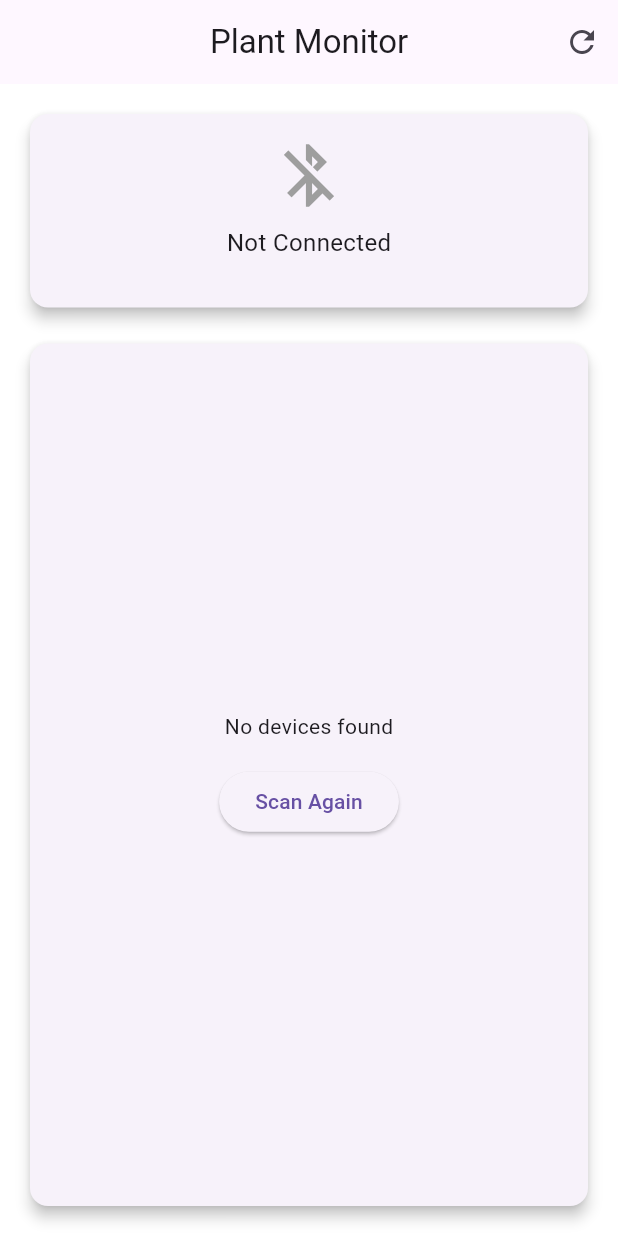
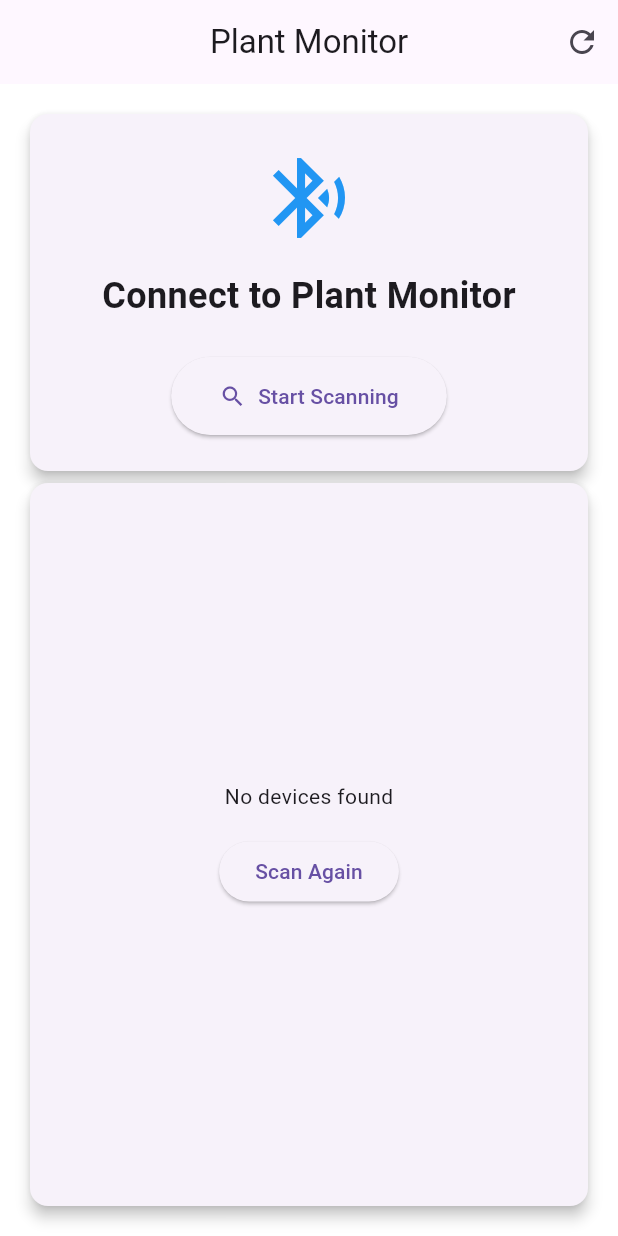
Before and after one commit to vlbr1717/Plant-IOT-App, a Flutter app: the screen it shows after launch, on a phone screen of 412 x 824 dp. Run offline on Flutter 3.47's test engine with Material 3 defaults, Android fonts, the phone set to English and light mode, and no system bars; our stand-ins replace flutter_blue_plus.

Commit message:
cool icons and real time data under RSSI and Time abit nicer UI

```diff
--- a/lib/main.dart
+++ b/lib/main.dart
@@ -44,6 +44,8 @@ class _HomePageState extends State<HomePage> {
   String characteristicValue = "No data";
   bool isScanning = false;
   List<ScanResult> scanResults = [];
+  String temperatureValue = "N/A";
+  String humidityValue = "N/A";
 
   final String serviceUuid = "4fafc201-1fb5-459e-8fcc-c5c9c331914b";
   final String characteristicUuid = "beb5483e-36e1-4688-b7f5-ea07361b26a8";
@@ -57,7 +59,7 @@ class _HomePageState extends State<HomePage> {
     try {
       await FlutterBluePlus.startScan(
         timeout: Duration(seconds: 4),
-        // Removed service UUID filter to show all devices
+        // No service UUID filter
       );
 
       FlutterBluePlus.scanResults.listen((results) {
@@ -101,8 +103,25 @@ class _HomePageState extends State<HomePage> {
               // Listen to updates
               characteristic.lastValueStream.listen((value) {
                 if (value.isNotEmpty) {
+                  String data = String.fromCharCodes(value);
+                  print('Received BLE data: $data');
                   setState(() {
-                    characteristicValue = String.fromCharCodes(value);
+                    characteristicValue = data;
+
+                    // Parse RSSI and Time values
+                    if (data.contains('RSSI:') && data.contains('Time:')) {
+                      // Extract RSSI value
+                      final rssiMatch = RegExp(r'RSSI: ([-\d]+)').firstMatch(data);
+                      if (rssiMatch != null) {
+                        temperatureValue = rssiMatch.group(1)!;
+                      }
+
+                      // Extract Time value
+                      final timeMatch = RegExp(r'Time:(\d+)ms').firstMatch(data);
+                      if (timeMatch != null) {
+                        humidityValue = timeMatch.group(1)!;
+                      }
+                    }
                   });
                 }
               });
@@ -125,10 +144,17 @@ class _HomePageState extends State<HomePage> {
       print('Error connecting: $e');
       setState(() {
         isScanning = false;
+        connectedDevice = null;
       });
       ScaffoldMessenger.of(context).showSnackBar(
-        SnackBar(content: Text('Failed to connect')),
+        SnackBar(content: Text('Failed to connect: ${e.toString()}')),
       );
+      // Try to disconnect in case of partial connection
+      try {
+        await device.disconnect();
+      } catch (e) {
+        print('Error disconnecting: $e');
+      }
     }
   }
 
@@ -161,44 +187,43 @@ class _HomePageState extends State<HomePage> {
         child: Column(
           crossAxisAlignment: CrossAxisAlignment.stretch,
           children: [
-            // Connection Status Card
+            // Updated Connection Status Card
+            if (connectedDevice == null)
               Card(
                 elevation: 4,
                 child: Padding(
-                padding: EdgeInsets.all(16.0),
+                  padding: EdgeInsets.all(24.0),
                   child: Column(
                     children: [
                       Icon(
-                      connectedDevice != null
-                          ? Icons.bluetooth_connected
-                          : Icons.bluetooth_disabled,
-                      size: 50,
-                      color: connectedDevice != null ? Colors.green : Colors.grey,
-                    ),
-                    SizedBox(height: 8),
-                    Text(
-                      connectedDevice != null
-                          ? 'Connected to: ${connectedDevice!.platformName}'
-                          : 'Not Connected',
-                      style: TextStyle(fontSize: 16),
+                        Icons.bluetooth_searching,
+                        size: 64,
+                        color: Colors.blue,
                       ),
                       SizedBox(height: 16),
-                    if (connectedDevice != null)
-                      ElevatedButton(
-                        onPressed: disconnect,
-                        style: ElevatedButton.styleFrom(
-                          padding: EdgeInsets.symmetric(horizontal: 32, vertical: 12),
-                          shape: RoundedRectangleBorder(
-                            borderRadius: BorderRadius.circular(20),
+                      Text(
+                        'Connect to Plant Monitor',
+                        style: TextStyle(
+                          fontSize: 24,
+                          fontWeight: FontWeight.bold,
                         ),
                       ),
-                        child: Text('Disconnect', style: TextStyle(fontSize: 16)),
+                      SizedBox(height: 24),
+                      ElevatedButton.icon(
+                        icon: Icon(Icons.search),
+                        label: Text('Start Scanning'),
+                        style: ElevatedButton.styleFrom(
+                          padding: EdgeInsets.symmetric(horizontal: 32, vertical: 16),
+                          shape: RoundedRectangleBorder(
+                            borderRadius: BorderRadius.circular(30),
+                          ),
+                        ),
+                        onPressed: startScan,
                       ),
                     ],
                   ),
                 ),
               ),
-            SizedBox(height: 16),
 
             // Device List or Sensor Data
             Expanded(
@@ -249,35 +274,71 @@ class _HomePageState extends State<HomePage> {
                                   },
                                 ),
                     )
-                  : Card(
-                      elevation: 4,
-                      child: Padding(
-                        padding: EdgeInsets.all(16.0),
+                  : Expanded(
                       child: Column(
                         crossAxisAlignment: CrossAxisAlignment.start,
                         children: [
                           Text(
-                              'Sensor Data',
-                              style: TextStyle(
-                                fontSize: 24,
-                                fontWeight: FontWeight.bold,
+                            'Connected to: ${connectedDevice!.platformName}',
+                            style: TextStyle(fontSize: 18, fontWeight: FontWeight.w500),
+                          ),
+                          SizedBox(height: 16),
+                          Expanded(
+                            child: GridView.count(
+                              crossAxisCount: 2,
+                              crossAxisSpacing: 16,
+                              mainAxisSpacing: 16,
+                              children: [
+                                // Temperature Card (showing RSSI)
+                                _buildSensorCard(
+                                  icon: Icons.thermostat_outlined,
+                                  title: 'RSSI',
+                                  value: temperatureValue,
+                                  unit: ' dBm',
+                                  color: Colors.orange,
+                                ),
+                                // Humidity Card (showing Time)
+                                _buildSensorCard(
+                                  icon: Icons.water_drop_outlined,
+                                  title: 'Time',
+                                  value: humidityValue,
+                                  unit: ' ms',
+                                  color: Colors.blue,
+                                ),
+                                // Light Card
+                                _buildSensorCard(
+                                  icon: Icons.light_mode_outlined,
+                                  title: 'Light',
+                                  value: 'N/A',
+                                  unit: 'lux',
+                                  color: Colors.amber,
+                                ),
+                                // Soil Moisture Card
+                                _buildSensorCard(
+                                  icon: Icons.grass_outlined,
+                                  title: 'Soil Moisture',
+                                  value: 'N/A',
+                                  unit: '%',
+                                  color: Colors.green,
+                                ),
+                              ],
                             ),
                           ),
                           SizedBox(height: 16),
-                            Expanded(
-                              child: Center(
-                                child: Text(
-                                  characteristicValue,
-                                  style: TextStyle(
-                                    fontSize: 32,
-                                    fontWeight: FontWeight.w500,
-                                    color: Colors.green,
+                          Center(
+                            child: ElevatedButton.icon(
+                              icon: Icon(Icons.bluetooth_disabled),
+                              label: Text('Disconnect'),
+                              style: ElevatedButton.styleFrom(
+                                padding: EdgeInsets.symmetric(horizontal: 32, vertical: 12),
+                                shape: RoundedRectangleBorder(
+                                  borderRadius: BorderRadius.circular(20),
                                 ),
                               ),
+                              onPressed: disconnect,
                             ),
                           ),
                         ],
-                        ),
                       ),
                     ),
             ),
@@ -286,4 +347,45 @@ class _HomePageState extends State<HomePage> {
       ),
     );
   }
+
+  Widget _buildSensorCard({
+    required IconData icon,
+    required String title,
+    required String value,
+    required String unit,
+    required Color color,
+  }) {
+    return Card(
+      elevation: 4,
+      shape: RoundedRectangleBorder(
+        borderRadius: BorderRadius.circular(16),
+      ),
+      child: Padding(
+        padding: EdgeInsets.all(16),
+        child: Column(
+          mainAxisAlignment: MainAxisAlignment.center,
+          children: [
+            Icon(icon, size: 40, color: color),
+            SizedBox(height: 8),
+            Text(
+              title,
+              style: TextStyle(
+                fontSize: 16,
+                fontWeight: FontWeight.w500,
+              ),
+            ),
+            SizedBox(height: 8),
+            Text(
+              '$value$unit',
+              style: TextStyle(
+                fontSize: 24,
+                fontWeight: FontWeight.bold,
+                color: color,
+              ),
+            ),
+          ],
+        ),
+      ),
+    );
   }
+}
```
Lines whose indentation alone changed are shown as unchanged.
